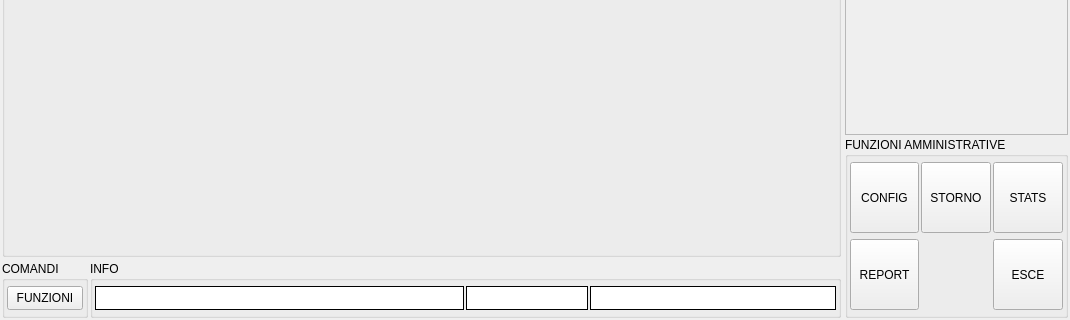
This is src/mainwindow.ui in mtonin/gestcassa as Qt 5 draws it before an edit; both pictures show x 0 to 1070 and y 305 to 625 of the 1070 by 625 pixel window. The edited form follows.
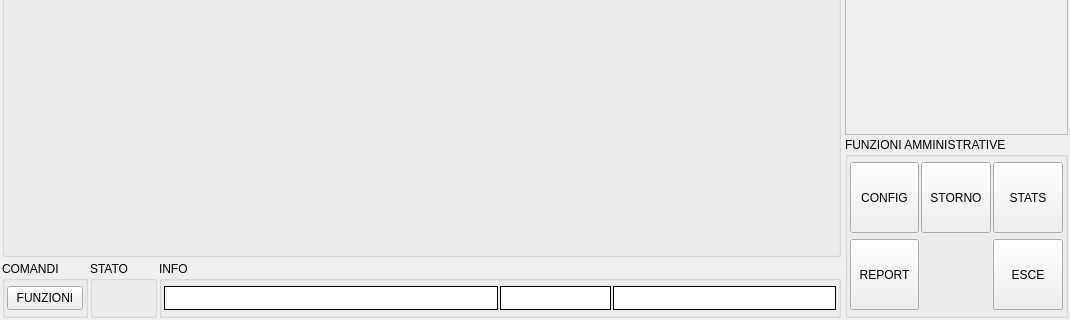
This is the edited form. Icons and pictures are not drawn.

Commit message: - aggiunto controllo stato db

```diff
--- a/src/mainwindow.ui
+++ b/src/mainwindow.ui
@@ -41,7 +41,7 @@
      <number>4</number>
     </property>
     <item row="1" column="0">
-     <layout class="QHBoxLayout" name="horizontalLayout_2" stretch="0,1">
+     <layout class="QHBoxLayout" name="horizontalLayout_2" stretch="0,0,1">
       <property name="spacing">
        <number>2</number>
       </property>
@@ -116,6 +116,58 @@
         </layout>
        </widget>
       </item>
+      <item>
+       <widget class="QGroupBox" name="statusBox">
+        <property name="sizePolicy">
+         <sizepolicy hsizetype="Minimum" vsizetype="Preferred">
+          <horstretch>0</horstretch>
+          <verstretch>0</verstretch>
+         </sizepolicy>
+        </property>
+        <property name="maximumSize">
+         <size>
+          <width>16777215</width>
+          <height>100</height>
+         </size>
+        </property>
+        <property name="title">
+         <string>STATO</string>
+        </property>
+        <layout class="QHBoxLayout" name="_2">
+         <property name="spacing">
+          <number>2</number>
+         </property>
+         <property name="leftMargin">
+          <number>2</number>
+         </property>
+         <property name="topMargin">
+          <number>5</number>
+         </property>
+         <property name="rightMargin">
+          <number>2</number>
+         </property>
+         <property name="bottomMargin">
+          <number>5</number>
+         </property>
+         <item>
+          <widget class="QLabel" name="statoDBLbl">
+           <property name="autoFillBackground">
+            <bool>false</bool>
+           </property>
+           <property name="text">
+            <string/>
+           </property>
+           <property name="pixmap">
+            <pixmap resource="risorse.qrc">:/GestCassa/db_ok</pixmap>
+           </property>
+           <property name="alignment">
+            <set>Qt::AlignCenter</set>
+           </property>
+          </widget>
+         </item>
+        </layout>
+       </widget>
+      </item>
       <item>
        <widget class="QGroupBox" name="infoBox">
         <property name="sizePolicy">
```
The commit also changes 10 other files.
